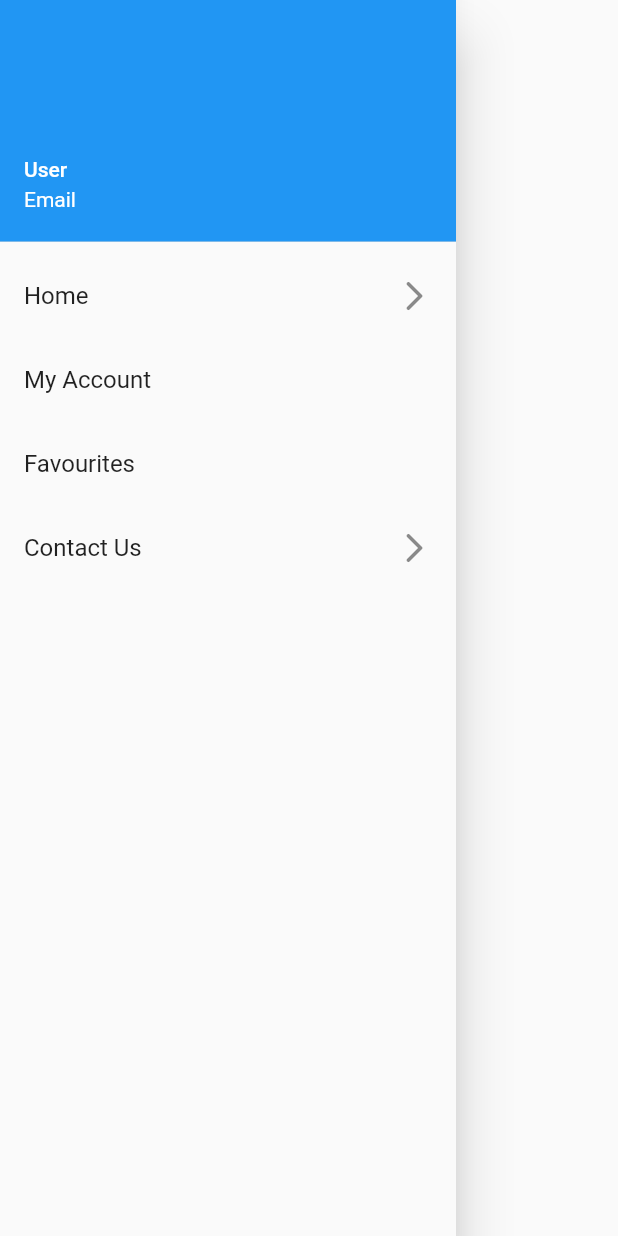
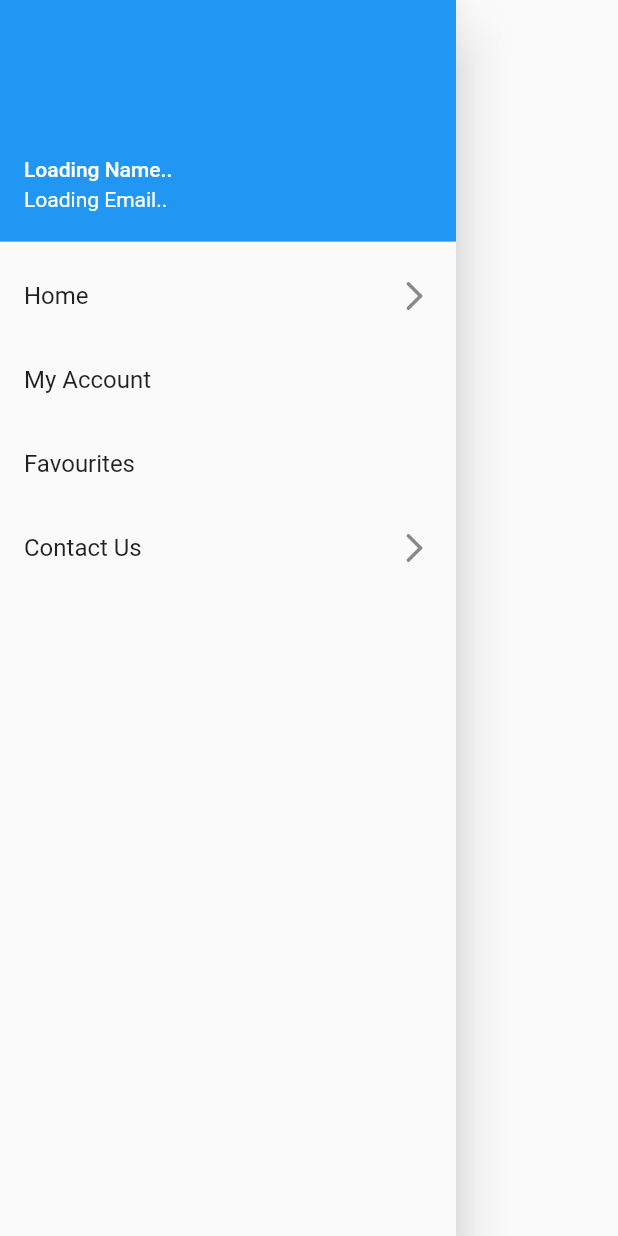
Before and after one commit to rajoriaakash/My-Personal-Chef, a Flutter app: the AppDrawer widget shown alone on an empty page, opened directly, on a phone screen of 412 x 824 dp. Run offline on Flutter 3.47's test engine with Material 2 defaults, Android fonts, the phone set to English and light mode, and no system bars; our stand-ins replace cloud_firestore, firebase_auth, firebase_core, flutter_spinkit, youtube_player_flutter; missing offline and left inert: dart_random_choice, searchable_dropdown; accounts and stored records are empty.

```diff
--- a/lib/Models/user.dart
+++ b/lib/Models/user.dart
@@ -2,7 +2,6 @@ class Userc{
   final String uid;
   final String Name;
   final String Email;
-  final List FavList ;
 
-  Userc({this.uid,this.Name, this.Email, this.FavList});
+  Userc({this.uid,this.Name, this.Email,});
 }
--- a/lib/Screens/Authenticate/register.dart
+++ b/lib/Screens/Authenticate/register.dart
@@ -216,7 +216,7 @@ class _RegisterState extends State<Register> {
 
                             });
                             if(_formkey.currentState.validate()){
-                              dynamic result = await _auth.registerwithemailandpassword(email, password);
+                              dynamic result = await _auth.SignUp(email, password, name);
                               if(result==null){
                                 setState(() {
                                   error = 'Could not Register \n Please supply a valid email';
--- a/lib/Screens/Home/drawer.dart
+++ b/lib/Screens/Home/drawer.dart
@@ -1,7 +1,11 @@
+import 'package:cloud_firestore/cloud_firestore.dart';
 import 'package:flutter/material.dart';
+import 'package:my_personal_chef/Models/user.dart';
+import 'package:my_personal_chef/Screens/Authenticate/register.dart';
 import 'package:my_personal_chef/Screens/Home/contactus.dart';
 import 'package:my_personal_chef/Screens/Home/fav_list.dart';
 import 'package:my_personal_chef/Screens/Home/home.dart';
+import 'package:my_personal_chef/services/database.dart';
 import 'package:provider/provider.dart';
 
 class AppDrawer extends StatelessWidget {
@@ -14,7 +18,11 @@ class AppDrawer extends StatelessWidget {
       child: InkWell(
           child: ListView(
             children: [
-              UserAccountsDrawerHeader(accountName: Text('User'), accountEmail:Text('Email')),
+              UserAccountsDrawerHeader(
+                  accountName: Text(Userc().Name??'Loading Name..'
+                  ),
+                  accountEmail:Text(Userc().Email?? 'Loading Email..'
+                  )),
               Column(
                 children: [
                   ListTile(
@@ -29,9 +37,9 @@ class AppDrawer extends StatelessWidget {
                   ),
                   ListTile(
                     title: Text('Favourites'),
-                    // onTap: (){
-                    //   Navigator.push(context, MaterialPageRoute(builder: (c)=>Fav_List()));
-                    // },
+                    onTap: (){
+                      Navigator.push(context, MaterialPageRoute(builder: (c)=>FavList()));
+                    },
                   ),
                   ListTile(
                     onTap: (){
--- a/lib/services/auth.dart
+++ b/lib/services/auth.dart
@@ -12,7 +12,7 @@ class AuthService{
   //creating a user object from firebase user
   Userc _userfromFirebaseUser (User user) {
     print(user.uid);
-   return user!=null ? Userc(uid: user.uid, Email: user.email,) : null;
+   return user!=null ? Userc(uid: user.uid, Email: user.email) : null;
 
   }
 
@@ -49,15 +49,15 @@ class AuthService{
       print(e.toString());
     }
   }
-  //register with email and password
-  Future registerwithemailandpassword(String email, String password)async{
+
+  Future SignUp(String email, String password,String name) async{
     try{
       UserCredential result = await _auth.createUserWithEmailAndPassword(email: email, password: password);
       final User user = result.user;
 
       uid = user.uid;
       print(uid);
-      await DatabaseService(userId: uid).addUser(_userfromFirebaseUser(user));
+      await DatabaseService(userId: uid).addUser(Userc(uid: uid,Email: email,Name: name));
       return _userfromFirebaseUser(user);
 
     }
@@ -66,6 +66,10 @@ class AuthService{
       return null;
     }
   }
+  //register with email and password
+  // Future registerwithemailandpassword(String email, String password)async{
+  //
+  // }
 
   String getUserbyId() {
     return  _auth.currentUser.uid;
```
Also changed, not shown: lib/Screens/Home/fav_list.dart (+50 -27 lines), lib/Screens/Home/fav_tile.dart (+16 -3 lines), lib/Screens/Home/randomrecipecard.dart (+1 -7 lines), lib/Screens/Home/searchabledropdown.dart (+8 -7 lines), lib/services/database.dart (+9 -5 lines), lib/services/recipe.dart (+10 -1 lines).
